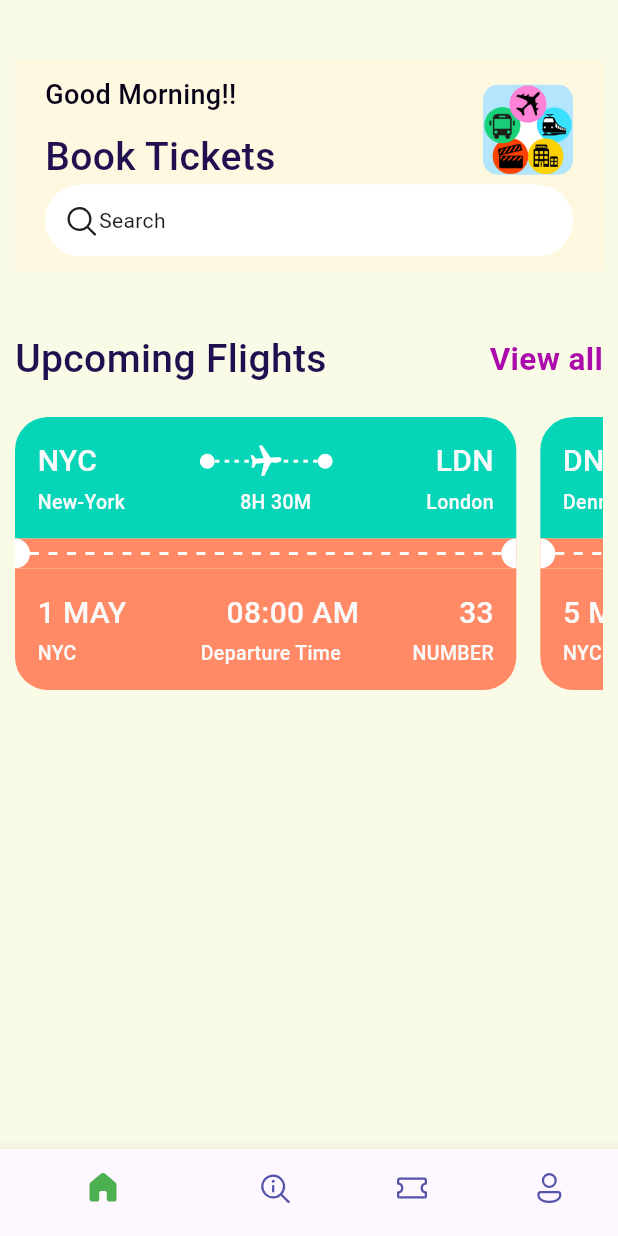
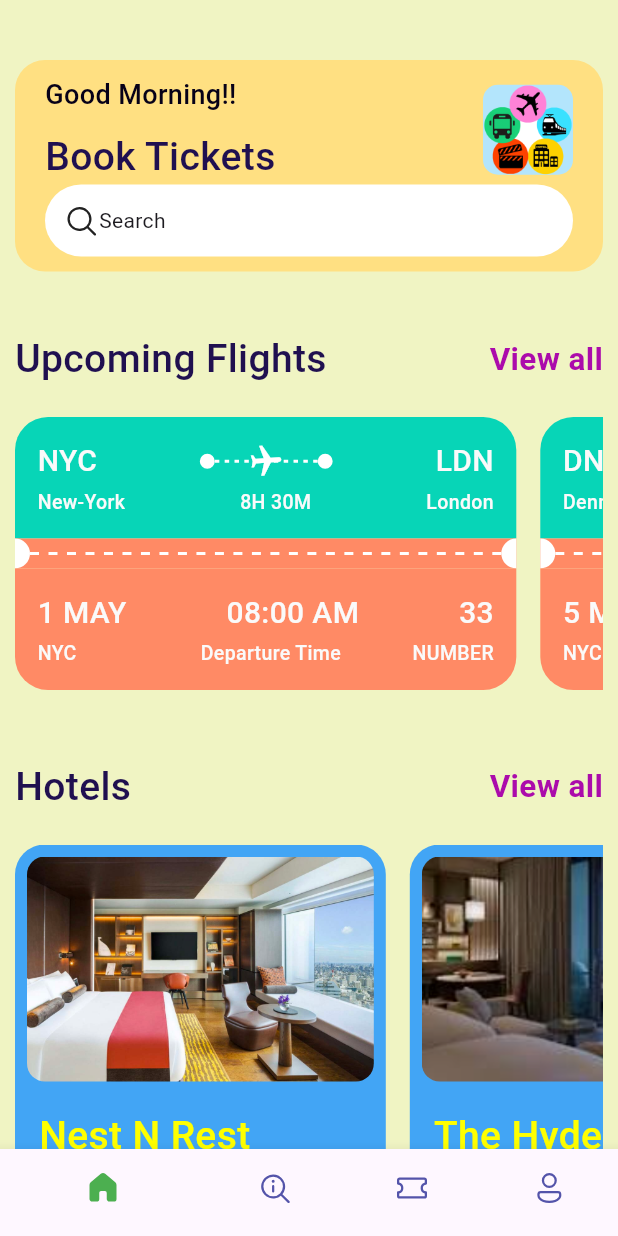
Before and after one commit to VEDANTDHAVAN/Flutter_Basics_app, a Flutter app: the screen it shows after launch, on a phone screen of 412 x 824 dp. Run offline on Flutter 3.47's test engine with Material 3 defaults, Android fonts, the phone set to English and light mode, and no system bars; our stand-ins replace fluentui_icons.

Commit message:
Completed UI for Home Screen.

```diff
--- a/lib/base/bottom_navbar.dart
+++ b/lib/base/bottom_navbar.dart
@@ -1,6 +1,7 @@
 import 'package:fluentui_icons/fluentui_icons.dart';
 import 'package:flutter/material.dart';
 import 'package:flutter_basics/screens/home_screen.dart';
+import 'package:flutter_basics/screens/search/search_screen.dart';
 
 class BottomNavBar extends StatefulWidget {
   const BottomNavBar({super.key});
@@ -13,7 +14,7 @@ class _BottomNavBarState extends State<BottomNavBar> {
  //List iterated using index
   final appScreens = [
     const HomeScreen(),
-    const Center(child: Text("Search")),
+    const SearchScreen(),
     const Center(child: Text("Tickets")),
     const Center(child: Text("Profile")),
   ];
--- a/lib/base/rest/media.dart
+++ b/lib/base/rest/media.dart
@@ -1,5 +1,5 @@
 class AppMedia{
   static const _baseImage = "assets/images";
   static const logo = '$_baseImage/logo2.png';
-
+  static const hotelRoom = '$_baseImage/hotel_room.png';
 }
--- a/lib/base/rest/styles/app_styles.dart
+++ b/lib/base/rest/styles/app_styles.dart
@@ -9,6 +9,7 @@ class AppStyles{
   static Color headColor = Color(0xFF201050);
   static Color ticketColor = Color(0xFF07D5B7);
   static Color? ticketColor2 = Colors.deepOrange[300];
+  static Color textColor2 = Color(0xFFFCA704);
   static TextStyle headlineStyle1 = TextStyle(
     fontSize: 26, fontWeight: FontWeight.w500,
     color: headColor,
--- a/lib/base/utils/app_json.dart
+++ b/lib/base/utils/app_json.dart
@@ -84,3 +84,42 @@ List<Map<String, dynamic>> ticketList = [
     'number':39
   },
 ];
+
+List<Map<String, dynamic>> hotelList = [
+  {
+    'image': 'hotel_room.png',
+    'place': 'Nest N Rest',
+    'destination': 'Mahabaleshwar',
+    'price': 2999
+  },
+  {
+    'image': 'hotel_room_view_1.png',
+    'place': 'The Hydel Park',
+    'destination': 'Chennai',
+    'price': 3185
+  },
+  {
+    'image': 'hotel_room_view_2.png',
+    'place': 'Royal Palace',
+    'destination': 'Bangalore',
+    'price': 4199
+  },
+  {
+    'image': 'hotel_room_view_3.png',
+    'place': 'Viera Elite',
+    'destination': 'Hyderabad',
+    'price': 3999
+  },
+  {
+    'image': 'pool_view.png',
+    'place': 'Grand Plaza',
+    'destination': 'Aurangabad',
+    'price': 3500
+  },
+  {
+    'image': 'city_view.png',
+    'place': 'Grand Banquet',
+    'destination': 'Surat',
+    'price': 2999
+  },
+];
--- a/lib/base/widgets/double_text.dart
+++ b/lib/base/widgets/double_text.dart
@@ -1,12 +1,12 @@
 import 'package:flutter/cupertino.dart';
 import 'package:flutter/material.dart';
 import 'package:flutter_basics/base/rest/styles/app_styles.dart';
-import 'package:flutter_basics/screens/all_tickets.dart';
 
 class DoubleText extends StatelessWidget {
-  const DoubleText(this.bigText, this.smallText);
+  const DoubleText(this.bigText, this.smallText, this.func);
   final String bigText;
   final String smallText;
+  final VoidCallback func;
 
   @override
   Widget build(BuildContext context) {
@@ -15,14 +15,7 @@ class DoubleText extends StatelessWidget {
       children: [
         Text(bigText, style: AppStyles.headlineStyle1,),
         InkWell(
-          onTap: (){
-            Navigator.push(
-              context,
-              MaterialPageRoute(
-                  builder: (BuildContext context) => AllTickets(),
-              )
-            );
-          },
+          onTap: func,
           child: Text(smallText, style: AppStyles.headlineStyle2,),
         )
       ],
--- a/lib/main.dart
+++ b/lib/main.dart
@@ -1,4 +1,5 @@
 import 'package:flutter/material.dart';
+import 'package:flutter_basics/screens/all_tickets.dart';
 
 import 'base/bottom_navbar.dart';
 
@@ -11,9 +12,12 @@ class MyApp extends StatelessWidget {
 
   @override
   Widget build(BuildContext context) {
-    return const MaterialApp(
+    return MaterialApp(
       debugShowCheckedModeBanner: false,
       home: BottomNavBar(),
+      routes: {
+        "all_tickets":(context)=> AllTickets()
+      },
     );
   }
 }
--- a/lib/screens/home_screen.dart
+++ b/lib/screens/home_screen.dart
@@ -6,6 +6,7 @@ import 'package:flutter_basics/base/rest/styles/app_styles.dart';
 import 'package:flutter_basics/base/widgets/double_text.dart';
 import 'package:flutter_basics/base/widgets/ticket_view.dart';
 import 'package:flutter_basics/base/utils/app_json.dart';
+import 'package:flutter_basics/screens/widgets/hotels.dart';
 
 class HomeScreen extends StatelessWidget {
   const HomeScreen({super.key});
@@ -18,15 +19,22 @@ class HomeScreen extends StatelessWidget {
    //ListView.Builder
    //Expand
     return Scaffold(
-      backgroundColor: Colors.lime[50],
+      backgroundColor: Colors.lime[100],
       body: ListView(
+       children: [
+         const SizedBox(height: 40,),
+         Container(
            //for scrollable Effect
            padding: EdgeInsets.symmetric(horizontal: 10),
+           child: Column(
+             crossAxisAlignment: CrossAxisAlignment.start,
              children:[
-          const SizedBox(height: 40,),
                Container(
-            color: Colors.amber[50],
                  padding: const EdgeInsets.symmetric(horizontal: 20, vertical: 10),
+                 decoration: BoxDecoration(
+                     borderRadius: BorderRadius.circular(20),
+                     color: Colors.amber[200]
+                 ),
                  child:  Column(
                    children: [
                      Row(
@@ -68,12 +76,33 @@ class HomeScreen extends StatelessWidget {
                  ),
                ),
                const SizedBox(height: 40,),
-          DoubleText('Upcoming Flights', 'View all'),
+               DoubleText(
+                   'Upcoming Flights', 'View all',
+                       ()=> Navigator.pushNamed(context, "all_tickets")
+               ),
                const SizedBox(height: 20,),
                SingleChildScrollView(
                  scrollDirection: Axis.horizontal,
                  child: Row(
-              children: ticketList.map((singleTicket) => TicketView(ticket: singleTicket,)).toList(),
+                   children: ticketList.take(3).map((singleTicket) => TicketView(ticket: singleTicket,)).toList(),
+                 ),
+               ),
+               const SizedBox(height: 40,),
+               DoubleText(
+                   'Hotels', 'View all',
+                       () {
+                     print("object");
+                   }
+               ),
+               const SizedBox(height: 20,),
+               SingleChildScrollView(
+                 scrollDirection: Axis.horizontal,
+                   child:  Row(
+                     //children:[ Hotels(),],
+                     children: hotelList.take(3).map((singleHotel) => Hotels(hotel: singleHotel)).toList(),
+                   )
+               )
+             ],
            ),
          )
        ],
--- /dev/null
+++ b/lib/screens/widgets/hotels.dart
@@ -0,0 +1,64 @@
+import 'package:flutter/material.dart';
+import 'package:flutter_basics/base/rest/styles/app_styles.dart';
+
+class Hotels extends StatelessWidget {
+  final bool wholeScreen;
+  final Map<String, dynamic> hotel;
+  const Hotels({super.key, this.wholeScreen=false, required this.hotel,});
+
+  @override
+  Widget build(BuildContext context) {
+    final size = MediaQuery.of(context).size;
+    return Container(
+      margin: EdgeInsets.only(right: 16),
+      padding: EdgeInsets.all(8),
+      width: size.width*0.6,
+      height: 350,
+      decoration: BoxDecoration(
+        color: Colors.blue[400],
+        borderRadius: BorderRadius.circular(20)
+      ),
+      child: Column(
+        crossAxisAlignment: CrossAxisAlignment.start,
+        children: [
+          Container(
+            width: size.width,
+            height: 150,
+            decoration: BoxDecoration(
+                borderRadius: BorderRadius.circular(12),
+                image: DecorationImage(
+                    fit: BoxFit.cover,
+                    image:  AssetImage(
+                      "assets/images/${hotel['image']}"
+                    )
+                ),
+            ),
+          ),
+          SizedBox(height: 10,),
+          Padding(
+            padding: const EdgeInsets.all(8.0),
+            child: Text(
+                hotel['place'],
+                style: AppStyles.headlineStyle1.copyWith(color: Colors.yellowAccent),
+            ),
+          ),
+          Padding(
+            padding: const EdgeInsets.all(8.0),
+            child: Text(
+              hotel['destination'],
+              style: AppStyles.headlineStyle1.copyWith(color: Colors.white),
+            ),
+          ),
+          SizedBox(height: 10,),
+          Padding(
+            padding: const EdgeInsets.all(8.0),
+            child: Text(
+              "₹ ${hotel['price']}/night",
+              style: AppStyles.headlineStyle2.copyWith(color: Colors.yellowAccent),
+            ),
+          )
+        ],
+      ),
+    );
+  }
+}
```
Lines whose indentation alone changed are shown as unchanged.
